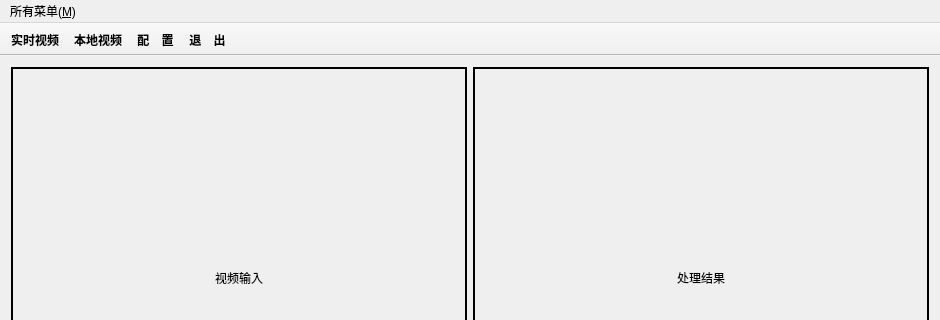
Above: mainwindow.ui from sallenkey-wei/ccr before the change; both pictures show x 0 to 940 and y 0 to 320 of the 940 by 637 pixel window. Below: the same form after it.
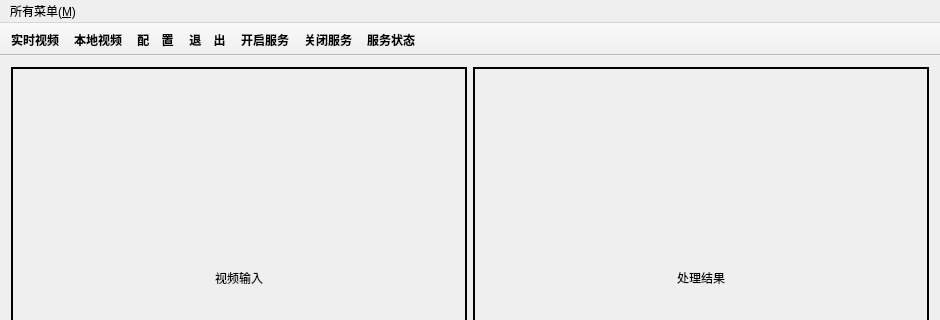
That is the form after the change. Icons and pictures are not drawn.

Diff of the .ui file:
```diff
--- a/mainwindow.ui
+++ b/mainwindow.ui
@@ -321,6 +321,9 @@
    <addaction name="toolLtv"/>
    <addaction name="toolConf"/>
    <addaction name="toolExit"/>
+   <addaction name="actionTurnOn"/>
+   <addaction name="actionTurnOff"/>
+   <addaction name="ledPlay"/>
   </widget>
   <widget class="QStatusBar" name="statusBar"/>
   <action name="actionRtv">
@@ -401,6 +404,31 @@
     <string>退    出</string>
    </property>
   </action>
+  <action name="actionTurnOn">
+   <property name="text">
+    <string>开启服务</string>
+   </property>
+   <property name="toolTip">
+    <string>&lt;html&gt;&lt;head/&gt;&lt;body&gt;&lt;p&gt;开启python本地服务&lt;/p&gt;&lt;/body&gt;&lt;/html&gt;</string>
+   </property>
+  </action>
+  <action name="actionTurnOff">
+   <property name="text">
+    <string>关闭服务</string>
+   </property>
+   <property name="toolTip">
+    <string>&lt;html&gt;&lt;head/&gt;&lt;body&gt;&lt;p&gt;关闭python本地服务&lt;/p&gt;&lt;/body&gt;&lt;/html&gt;</string>
+   </property>
+  </action>
+  <action name="ledPlay">
+   <property name="icon">
+    <iconset resource="res.qrc">
+     <normaloff>:/new/icon/images/green.ico</normaloff>:/new/icon/images/green.ico</iconset>
+   </property>
+   <property name="text">
+    <string>服务状态</string>
+   </property>
+  </action>
  </widget>
  <layoutdefault spacing="6" margin="11"/>
  <resources>
```
